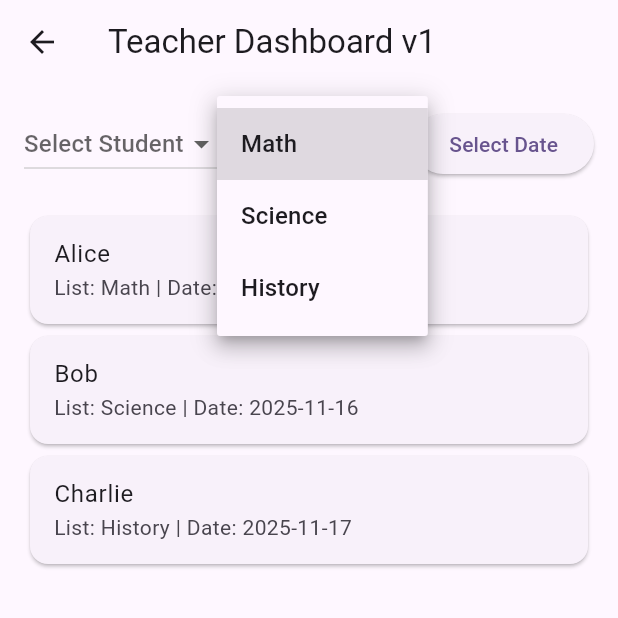
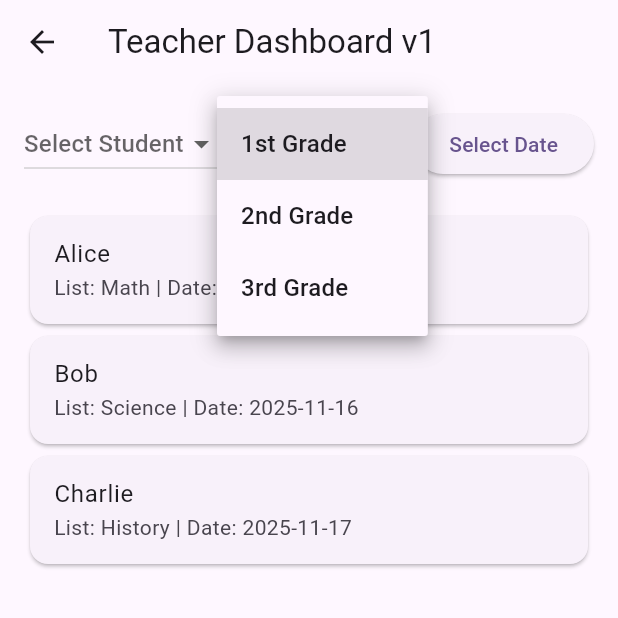
Before and after one commit to ZhongTheKong/read_right_project, a Flutter app: the TeacherDashboardScreen screen opened by its route, after a tap on "Select List", on a phone screen of 412 x 824 dp, the top half of it. Run offline on Flutter 3.47's test engine with Material 3 defaults, Android fonts, the light colour scheme and no system bars; our stand-ins replace csv, just_audio, shared_preferences, speech_to_text, sqflite; missing offline and left inert: audio_session, record; accounts and stored records are empty.

Commit message:
Updated lists for teacher dashboard

```diff
--- a/lib/main.dart
+++ b/lib/main.dart
@@ -10,7 +10,7 @@ void main() async {
   WidgetsFlutterBinding.ensureInitialized();
 
   final AllUsersProvider allUsersProvider = AllUsersProvider();
-  await allUsersProvider.loadUserData();
+  //await allUsersProvider.loadUserData();
 
   runApp(
     MultiProvider(
--- a/lib/screens/teacher_dashboard_screen.dart
+++ b/lib/screens/teacher_dashboard_screen.dart
@@ -34,7 +34,7 @@ class _TeacherDashboardScreenState extends State<TeacherDashboardScreen> {
   }
   */
 
-  final lists = ['Math', 'Science', 'History'];
+  final lists = ['1st Grade', '2nd Grade', '3rd Grade'];
   final classOverview = [
     {'name': 'Alice', 'list': 'Math', 'date': '2025-11-15'},
     {'name': 'Bob', 'list': 'Science', 'date': '2025-11-16'},
```
